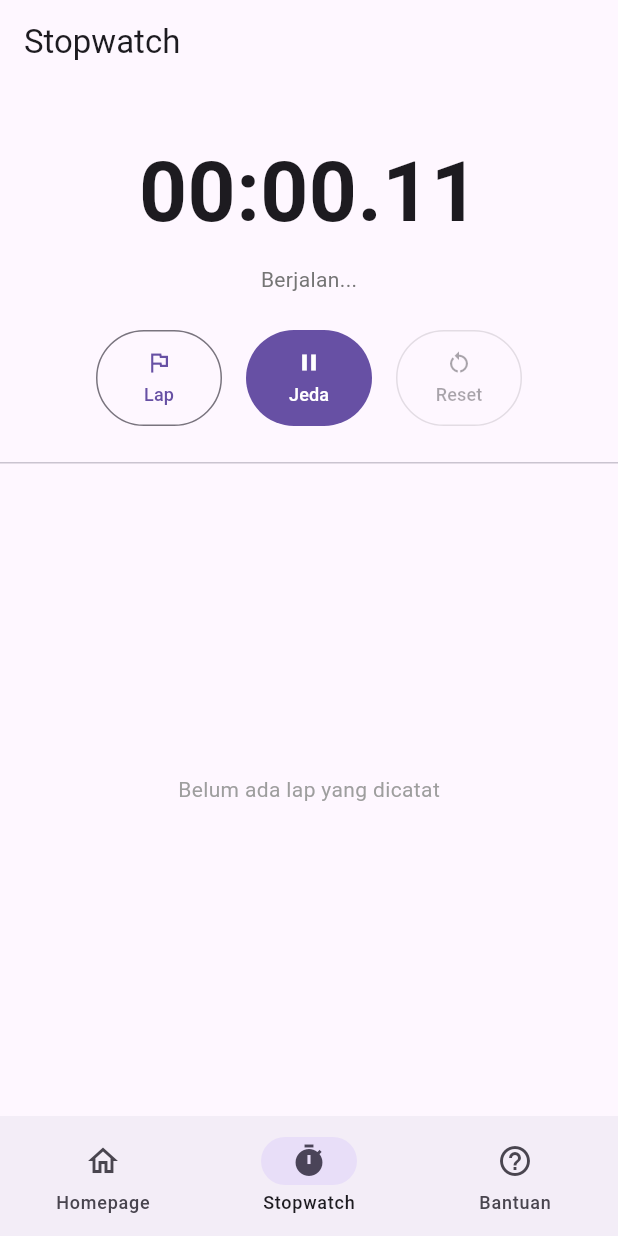
After one commit to barafa-public/tugas3_test1, a Flutter app: the MainShellPage screen opened directly, item 2 of the bottom bar chosen, after a tap on "Mulai", on a phone screen of 412 x 824 dp. The commit adds this screen. Run offline on Flutter 3.47's test engine with Material 3 defaults, Android fonts, the phone set to English and light mode, and no system bars; our stand-ins replace flutter_dotenv, supabase_flutter; accounts and stored records are empty.

Commit message:
feat: add new menu at the bottom page 1. menu stopwatch 2. menu bantuan

```diff
--- /dev/null
+++ b/lib/pages/bantuan/bantuan_page.dart
@@ -0,0 +1,149 @@
+import 'package:flutter/material.dart';
+
+/// Menu Bantuan.
+///
+/// Berisi panduan singkat cara memakai aplikasi Belanjaku, disusun per
+/// menu supaya user baru gampang mengikuti alurnya dari awal (login)
+/// sampai riwayat pesanan.
+class BantuanPage extends StatelessWidget {
+  const BantuanPage({super.key});
+
+  static const List<_HelpSection> _sections = [
+    _HelpSection(
+      icon: Icons.login,
+      title: 'Login & Registrasi',
+      steps: [
+        'Kalau belum punya akun, ketuk "Daftar" di halaman login lalu isi username, nama lengkap, email, dan password.',
+        'Kalau sudah punya akun, masukkan username/email dan password, lalu ketuk "Login".',
+      ],
+    ),
+    _HelpSection(
+      icon: Icons.person_outline,
+      title: 'Menu Profile',
+      steps: [
+        'Menampilkan data akun kamu dan ringkasan belanja (total di keranjang, total pesanan selesai, dan sisa budget).',
+      ],
+    ),
+    _HelpSection(
+      icon: Icons.shopping_bag_outlined,
+      title: 'Menu Pesanan',
+      steps: [
+        'Ketuk tombol "Pilih Produk" untuk membuka katalog produk sehari-hari.',
+        'Ketuk salah satu produk, atur jumlahnya lewat tombol +/- atau ketik langsung, lalu ketuk "Tambah ke Pesanan".',
+        'Produk yang sudah ditambahkan akan muncul di daftar pada menu ini dengan status belum dibayar.',
+        'Ketuk salah satu item untuk mengedit nama, harga, jumlah, atau kategorinya. Geser item ke kiri untuk menghapusnya.',
+      ],
+    ),
+    _HelpSection(
+      icon: Icons.list_alt_outlined,
+      title: 'Menu Daftar Pesanan',
+      steps: [
+        'Menampilkan semua pesanan yang masih menunggu pembayaran.',
+        'Ketuk ikon pembayaran pada item untuk membayarnya — pesanan otomatis pindah ke Menu History Pesanan.',
+        'Item juga bisa dihapus dari sini kalau jadi tidak ingin dipesan.',
+      ],
+    ),
+    _HelpSection(
+      icon: Icons.history,
+      title: 'Menu History Pesanan',
+      steps: [
+        'Menampilkan semua pesanan yang sudah dibayar.',
+        'Halaman ini bersifat lihat-saja — pesanan yang sudah dibayar tidak bisa diedit atau dikembalikan ke keranjang.',
+      ],
+    ),
+    _HelpSection(
+      icon: Icons.calendar_month_outlined,
+      title: 'Menu Konversi Tanggal & Kalender',
+      steps: ['Fitur ini masih dalam pengembangan.'],
+    ),
+    _HelpSection(
+      icon: Icons.timer_outlined,
+      title: 'Menu Stopwatch',
+      steps: [
+        'Ketuk "Mulai" untuk menjalankan stopwatch, "Jeda" untuk menghentikannya sementara.',
+        'Ketuk "Lap" saat stopwatch berjalan untuk mencatat waktu tempuh saat itu.',
+        'Ketuk "Reset" untuk mengembalikan stopwatch ke 00:00 — pastikan sudah dijeda dulu sebelum reset.',
+      ],
+    ),
+  ];
+
+  @override
+  Widget build(BuildContext context) {
+    return Scaffold(
+      appBar: AppBar(title: const Text('Bantuan')),
+      body: SafeArea(
+        child: ListView(
+          padding: const EdgeInsets.all(16),
+          children: [
+            Text(
+              'Cara Menggunakan Belanjaku',
+              style: Theme.of(context).textTheme.titleLarge
+                  ?.copyWith(fontWeight: FontWeight.bold),
+            ),
+            const SizedBox(height: 4),
+            Text(
+              'Panduan singkat untuk setiap menu di aplikasi ini.',
+              style: TextStyle(color: Colors.grey.shade600),
+            ),
+            const SizedBox(height: 16),
+            for (final section in _sections) _HelpCard(section: section),
+          ],
+        ),
+      ),
+    );
+  }
+}
+
+class _HelpSection {
+  final IconData icon;
+  final String title;
+  final List<String> steps;
+
+  const _HelpSection({
+    required this.icon,
+    required this.title,
+    required this.steps,
+  });
+}
+
+class _HelpCard extends StatelessWidget {
+  final _HelpSection section;
+
+  const _HelpCard({required this.section});
+
+  @override
+  Widget build(BuildContext context) {
+    return Card(
+      margin: const EdgeInsets.only(bottom: 12),
+      child: ExpansionTile(
+        leading: CircleAvatar(
+          backgroundColor: Theme.of(context).colorScheme.primaryContainer,
+          child: Icon(
+            section.icon,
+            color: Theme.of(context).colorScheme.onPrimaryContainer,
+            size: 20,
+          ),
+        ),
+        title: Text(
+          section.title,
+          style: const TextStyle(fontWeight: FontWeight.w600),
+        ),
+        childrenPadding: const EdgeInsets.fromLTRB(16, 0, 16, 16),
+        expandedCrossAxisAlignment: CrossAxisAlignment.start,
+        children: [
+          for (final step in section.steps)
+            Padding(
+              padding: const EdgeInsets.only(bottom: 8),
+              child: Row(
+                crossAxisAlignment: CrossAxisAlignment.start,
+                children: [
+                  Text('•  ', style: TextStyle(color: Colors.grey.shade600)),
+                  Expanded(child: Text(step)),
+                ],
+              ),
+            ),
+        ],
+      ),
+    );
+  }
+}
--- a/lib/pages/main_shell_page.dart
+++ b/lib/pages/main_shell_page.dart
@@ -1,18 +1,58 @@
 import 'package:flutter/material.dart';
 
+import 'bantuan/bantuan_page.dart';
 import 'home/home_page.dart';
+import 'stopwatch/stopwatch_page.dart';
 
 /// Titik masuk utama setelah login berhasil.
 ///
-/// Untuk sekarang hanya membungkus [HomePage] (5 menu vertikal).
-/// Dipisah jadi file sendiri supaya kalau nanti mau nambah shell
-/// tambahan (misalnya bottom navigation bar atau drawer), cukup ubah
-/// di sini tanpa mengutak-atik main.dart.
-class MainShellPage extends StatelessWidget {
+/// Menyediakan 3 menu di footer (bottom navigation):
+/// 1. Homepage — berisi 5 menu vertikal (Profile, Pesanan, Daftar
+///    Pesanan, History Pesanan, Konversi).
+/// 2. Stopwatch — fitur stopwatch untuk tugas.
+/// 3. Bantuan — panduan cara memakai aplikasi.
+///
+/// Pakai [IndexedStack] (bukan langsung ganti widget sesuai index) supaya
+/// state tiap halaman tetap terjaga saat pindah tab — penting terutama
+/// untuk Stopwatch, karena kalau widget-nya dibuang lalu dibuat ulang
+/// setiap pindah tab, hitungan waktunya akan ikut ke-reset.
+class MainShellPage extends StatefulWidget {
   const MainShellPage({super.key});
 
   @override
+  State<MainShellPage> createState() => _MainShellPageState();
+}
+
+class _MainShellPageState extends State<MainShellPage> {
+  int _currentIndex = 0;
+
+  static const _pages = [HomePage(), StopwatchPage(), BantuanPage()];
+
+  @override
   Widget build(BuildContext context) {
-    return const HomePage();
+    return Scaffold(
+      body: IndexedStack(index: _currentIndex, children: _pages),
+      bottomNavigationBar: NavigationBar(
+        selectedIndex: _currentIndex,
+        onDestinationSelected: (index) => setState(() => _currentIndex = index),
+        destinations: const [
+          NavigationDestination(
+            icon: Icon(Icons.home_outlined),
+            selectedIcon: Icon(Icons.home),
+            label: 'Homepage',
+          ),
+          NavigationDestination(
+            icon: Icon(Icons.timer_outlined),
+            selectedIcon: Icon(Icons.timer),
+            label: 'Stopwatch',
+          ),
+          NavigationDestination(
+            icon: Icon(Icons.help_outline),
+            selectedIcon: Icon(Icons.help),
+            label: 'Bantuan',
+          ),
+        ],
+      ),
+    );
   }
 }
--- /dev/null
+++ b/lib/pages/stopwatch/stopwatch_page.dart
@@ -0,0 +1,339 @@
+import 'dart:async';
+
+import 'package:flutter/material.dart';
+
+/// Status stopwatch. Dipakai untuk validasi: tombol yang boleh ditekan
+/// berbeda-beda tergantung status ini, dan setiap aksi divalidasi ulang
+/// terhadap status sebelum dieksekusi (bukan cuma mengandalkan tombol
+/// disabled di UI).
+enum _StopwatchStatus { idle, running, paused }
+
+/// Menu Stopwatch.
+///
+/// Dibangun di atas [Stopwatch] bawaan Dart (bukan menghitung sendiri
+/// pakai counter + Timer.periodic) supaya waktu yang ditampilkan akurat
+/// dan tidak "ngedrift" walau frame UI sempat telat/skip. [Timer.periodic]
+/// di sini HANYA dipakai untuk memicu rebuild tampilan, bukan sebagai
+/// sumber waktu.
+///
+/// Error handling yang diterapkan (sesuai permintaan tugas):
+/// - Setiap aksi (start/pause/lap/reset) divalidasi dulu terhadap status
+///   saat ini SEBELUM dieksekusi -> kalau tidak valid, dilempar
+///   [StateError] dengan pesan jelas, ditangkap, lalu ditampilkan lewat
+///   [SnackBar] (bukan crash / silent fail).
+/// - Tombol yang sedang tidak valid untuk status saat ini otomatis
+///   di-nonaktifkan (disabled) di UI, jadi validasi di atas jadi lapisan
+///   pertahanan kedua kalau ada race condition (mis. dua tap super cepat).
+/// - [Timer] internal selalu dibatalkan dengan aman sebelum dibuat ulang
+///   (mencegah timer dobel yang bisa bikin UI update 2x lebih cepat) dan
+///   selalu di-cancel di [dispose] untuk mencegah memory leak.
+/// - Semua `setState` dijaga dengan pengecekan [mounted], karena callback
+///   [Timer.periodic] bisa saja masih tertunda saat halaman ini sudah
+///   ditutup duluan oleh user.
+class StopwatchPage extends StatefulWidget {
+  const StopwatchPage({super.key});
+
+  @override
+  State<StopwatchPage> createState() => _StopwatchPageState();
+}
+
+class _StopwatchPageState extends State<StopwatchPage> {
+  final Stopwatch _stopwatch = Stopwatch();
+  Timer? _ticker;
+  _StopwatchStatus _status = _StopwatchStatus.idle;
+  final List<Duration> _laps = [];
+
+  /// Pesan error terakhir untuk ditampilkan di UI (selain lewat SnackBar),
+  /// supaya kalau user sempat tidak lihat SnackBar-nya, masih ada jejak
+  /// pesannya di layar.
+  String? _lastError;
+
+  @override
+  void dispose() {
+    // WAJIB: kalau tidak di-cancel, timer tetap jalan di background walau
+    // halaman sudah di-dispose -> memory leak & callback error karena
+    // widget-nya sudah tidak ada.
+    _ticker?.cancel();
+    super.dispose();
+  }
+
+  /// Bungkus semua aksi user dengan penanganan error yang konsisten:
+  /// jalankan [action], kalau berhasil bersihkan pesan error lama; kalau
+  /// gagal (mis. [StateError] dari validasi status), tangkap, simpan
+  /// pesannya, dan tampilkan SnackBar. Tidak ada aksi yang boleh membuat
+  /// aplikasi crash hanya karena ditekan di waktu yang salah.
+  void _runSafely(String actionName, void Function() action) {
+    try {
+      action();
+      setState(() => _lastError = null);
+    } on StateError catch (e) {
+      setState(() => _lastError = e.message);
+      if (!mounted) return;
+      ScaffoldMessenger.of(context)
+        ..hideCurrentSnackBar()
+        ..showSnackBar(
+          SnackBar(
+            content: Text(e.message),
+            backgroundColor: Colors.red.shade600,
+            duration: const Duration(seconds: 2),
+          ),
+        );
+    } catch (e) {
+      // Jaring pengaman terakhir untuk error tak terduga di luar
+      // StateError, supaya tetap tertangani rapi, bukan crash.
+      final message = 'Terjadi kesalahan tak terduga: $e';
+      setState(() => _lastError = message);
+      if (!mounted) return;
+      ScaffoldMessenger.of(context).showSnackBar(
+        SnackBar(content: Text(message), backgroundColor: Colors.red.shade600),
+      );
+    }
+  }
+
+  void _startTicker() {
+    // Cegah timer dobel: kalau sebelumnya sudah ada ticker aktif (mis.
+    // karena start ditekan lebih dari sekali sebelum status sempat
+    // ter-update), batalkan dulu yang lama sebelum bikin yang baru.
+    _ticker?.cancel();
+    _ticker = Timer.periodic(const Duration(milliseconds: 30), (_) {
+      if (!mounted) {
+        _ticker?.cancel();
+        return;
+      }
+      setState(() {});
+    });
+  }
+
+  void _handleStart() {
+    _runSafely('start', () {
+      if (_status == _StopwatchStatus.running) {
+        throw StateError('Stopwatch sudah berjalan.');
+      }
+      _stopwatch.start();
+      _startTicker();
+      _status = _StopwatchStatus.running;
+    });
+  }
+
+  void _handlePause() {
+    _runSafely('pause', () {
+      if (_status != _StopwatchStatus.running) {
+        throw StateError('Stopwatch belum berjalan, tidak bisa dijeda.');
+      }
+      _stopwatch.stop();
+      _ticker?.cancel();
+      _status = _StopwatchStatus.paused;
+    });
+  }
+
+  void _handleLap() {
+    _runSafely('lap', () {
+      if (_status != _StopwatchStatus.running) {
+        throw StateError('Mulai stopwatch dulu sebelum mencatat lap.');
+      }
+      _laps.insert(0, _stopwatch.elapsed);
+    });
+  }
+
+  void _handleReset() {
+    _runSafely('reset', () {
+      if (_status == _StopwatchStatus.running) {
+        throw StateError('Jeda dulu sebelum mereset stopwatch.');
+      }
+      if (_status == _StopwatchStatus.idle && _laps.isEmpty) {
+        throw StateError('Stopwatch masih di 00:00, tidak ada yang direset.');
+      }
+      _stopwatch.reset();
+      _ticker?.cancel();
+      _laps.clear();
+      _status = _StopwatchStatus.idle;
+    });
+  }
+
+  /// Format [Duration] jadi "MM:SS.cc" (menit:detik.centidetik), atau
+  /// "H:MM:SS.cc" kalau sudah lewat 1 jam. Dibungkus try-catch supaya
+  /// kalau suatu saat ada nilai durasi yang aneh (negatif/overflow),
+  /// halaman tetap menampilkan sesuatu yang masuk akal alih-alih crash.
+  String _formatDuration(Duration d) {
+    try {
+      if (d.isNegative) {
+        throw const FormatException('Durasi tidak valid (negatif).');
+      }
+      final hours = d.inHours;
+      final minutes = d.inMinutes.remainder(60);
+      final seconds = d.inSeconds.remainder(60);
+      final centis = (d.inMilliseconds.remainder(1000) / 10).floor();
+
+      final mm = minutes.toString().padLeft(2, '0');
+      final ss = seconds.toString().padLeft(2, '0');
+      final cc = centis.toString().padLeft(2, '0');
+
+      if (hours > 0) {
+        return '$hours:$mm:$ss.$cc';
+      }
+      return '$mm:$ss.$cc';
+    } catch (_) {
+      return '00:00.00';
+    }
+  }
+
+  @override
+  Widget build(BuildContext context) {
+    final isRunning = _status == _StopwatchStatus.running;
+    final isPaused = _status == _StopwatchStatus.paused;
+    final canReset = !isRunning && (isPaused || _laps.isNotEmpty);
+
+    return Scaffold(
+      appBar: AppBar(title: const Text('Stopwatch')),
+      body: SafeArea(
+        child: Column(
+          children: [
+            const SizedBox(height: 32),
+            Text(
+              _formatDuration(_stopwatch.elapsed),
+              style: const TextStyle(
+                fontSize: 56,
+                fontWeight: FontWeight.bold,
+                fontFeatures: [FontFeature.tabularFigures()],
+              ),
+            ),
+            const SizedBox(height: 8),
+            Text(switch (_status) {
+              _StopwatchStatus.idle => 'Siap dimulai',
+              _StopwatchStatus.running => 'Berjalan...',
+              _StopwatchStatus.paused => 'Dijeda',
+            }, style: TextStyle(color: Colors.grey.shade600)),
+            if (_lastError != null) ...[
+              const SizedBox(height: 12),
+              Padding(
+                padding: const EdgeInsets.symmetric(horizontal: 24),
+                child: Container(
+                  padding: const EdgeInsets.all(10),
+                  decoration: BoxDecoration(
+                    color: Colors.red.shade50,
+                    borderRadius: BorderRadius.circular(8),
+                    border: Border.all(color: Colors.red.shade200),
+                  ),
+                  child: Row(
+                    children: [
+                      Icon(
+                        Icons.error_outline,
+                        color: Colors.red.shade700,
+                        size: 18,
+                      ),
+                      const SizedBox(width: 8),
+                      Expanded(
+                        child: Text(
+                          _lastError!,
+                          style: TextStyle(
+                            color: Colors.red.shade700,
+                            fontSize: 12,
+                          ),
+                        ),
+                      ),
+                    ],
+                  ),
+                ),
+              ),
+            ],
+            const SizedBox(height: 24),
+            Row(
+              mainAxisAlignment: MainAxisAlignment.center,
+              children: [
+                _ActionButton(
+                  label: 'Lap',
+                  icon: Icons.flag_outlined,
+                  onPressed: isRunning ? _handleLap : null,
+                ),
+                const SizedBox(width: 16),
+                _ActionButton(
+                  label: isRunning ? 'Jeda' : 'Mulai',
+                  icon: isRunning ? Icons.pause : Icons.play_arrow,
+                  isPrimary: true,
+                  onPressed: isRunning ? _handlePause : _handleStart,
+                ),
+                const SizedBox(width: 16),
+                _ActionButton(
+                  label: 'Reset',
+                  icon: Icons.restart_alt,
+                  onPressed: canReset ? _handleReset : null,
+                ),
+              ],
+            ),
+            const SizedBox(height: 24),
+            const Divider(height: 1),
+            Expanded(
+              child: _laps.isEmpty
+                  ? Center(
+                      child: Text(
+                        'Belum ada lap yang dicatat',
+                        style: TextStyle(color: Colors.grey.shade500),
+                      ),
+                    )
+                  : ListView.separated(
+                      padding: const EdgeInsets.symmetric(vertical: 8),
+                      itemCount: _laps.length,
+                      separatorBuilder: (_, __) => const Divider(height: 1),
+                      itemBuilder: (context, index) {
+                        final lapNumber = _laps.length - index;
+                        return ListTile(
+                          dense: true,
+                          leading: CircleAvatar(
+                            radius: 14,
+                            child: Text(
+                              '$lapNumber',
+                              style: const TextStyle(fontSize: 12),
+                            ),
+                          ),
+                          title: Text('Lap $lapNumber'),
+                          trailing: Text(
+                            _formatDuration(_laps[index]),
+                            style: const TextStyle(
+                              fontFeatures: [FontFeature.tabularFigures()],
+                              fontWeight: FontWeight.w600,
+                            ),
+                          ),
+                        );
+                      },
+                    ),
+            ),
+          ],
+        ),
+      ),
+    );
+  }
+}
+
+class _ActionButton extends StatelessWidget {
+  final String label;
+  final IconData icon;
+  final VoidCallback? onPressed;
+  final bool isPrimary;
+
+  const _ActionButton({
+    required this.label,
+    required this.icon,
+    required this.onPressed,
+    this.isPrimary = false,
+  });
+
+  @override
+  Widget build(BuildContext context) {
+    final child = Column(
+      mainAxisSize: MainAxisSize.min,
+      children: [
+        Icon(icon),
+        const SizedBox(height: 4),
+        Text(label, style: const TextStyle(fontSize: 12)),
+      ],
+    );
+
+    return SizedBox(
+      width: 84,
+      height: 64,
+      child: isPrimary
+          ? FilledButton(onPressed: onPressed, child: child)
+          : OutlinedButton(onPressed: onPressed, child: child),
+    );
+  }
+}
```
